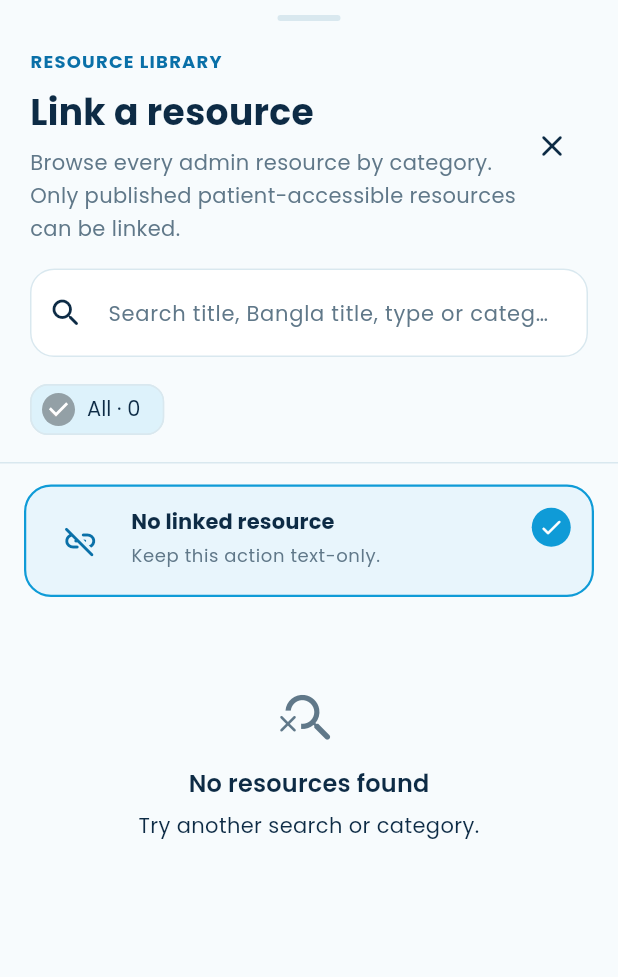
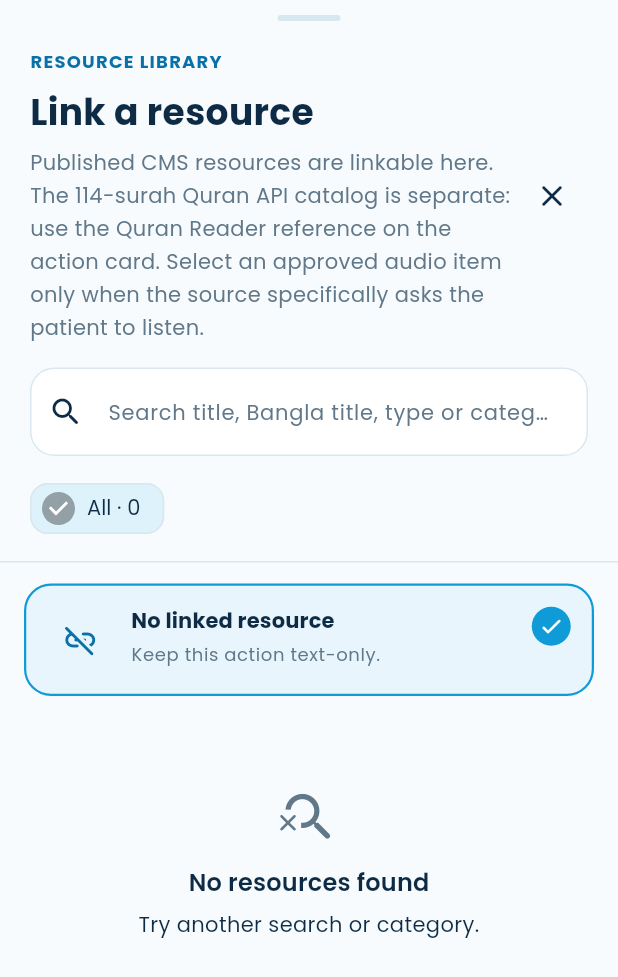
Before and after one commit to umar-vai/Sukun-app-, a Flutter app: the _ResourcePickerSheet widget shown alone on an empty page, opened directly with empty values, on a phone screen of 412 x 824 dp. Shown: the top 977 px of the screen. Run offline on Flutter 3.47's test engine with Material 3 defaults, Android fonts, the phone set to English and light mode, and no system bars; our stand-ins replace audio_service, file_picker, firebase_core, firebase_messaging, flutter_compass, flutter_local_notifications and 12 more; missing offline and left inert: adhan_dart, dart:html, dart:js_interop, pdfrx; accounts and stored records are empty; generated files the repository leaves out were written again.

Commit message:
ux(admin): explain separate Quran API catalog versus linkable CMS media

```diff
--- a/app/lib/features/care_plans/presentation/resource_picker_sheet.dart
+++ b/app/lib/features/care_plans/presentation/resource_picker_sheet.dart
@@ -212,7 +212,11 @@ class _ResourcePickerSheetState extends State<_ResourcePickerSheet> {
                             ),
                             SizedBox(height: 4),
                             Text(
-                              'Browse every admin resource by category. Only published patient-accessible resources can be linked.',
+                              'Published CMS resources are linkable here. '
+                              'The 114-surah Quran API catalog is separate: '
+                              'use the Quran Reader reference on the action '
+                              'card. Select an approved audio item only when '
+                              'the source specifically asks the patient to listen.',
                               style: TextStyle(color: SukunColors.muted),
                             ),
                           ],
```
